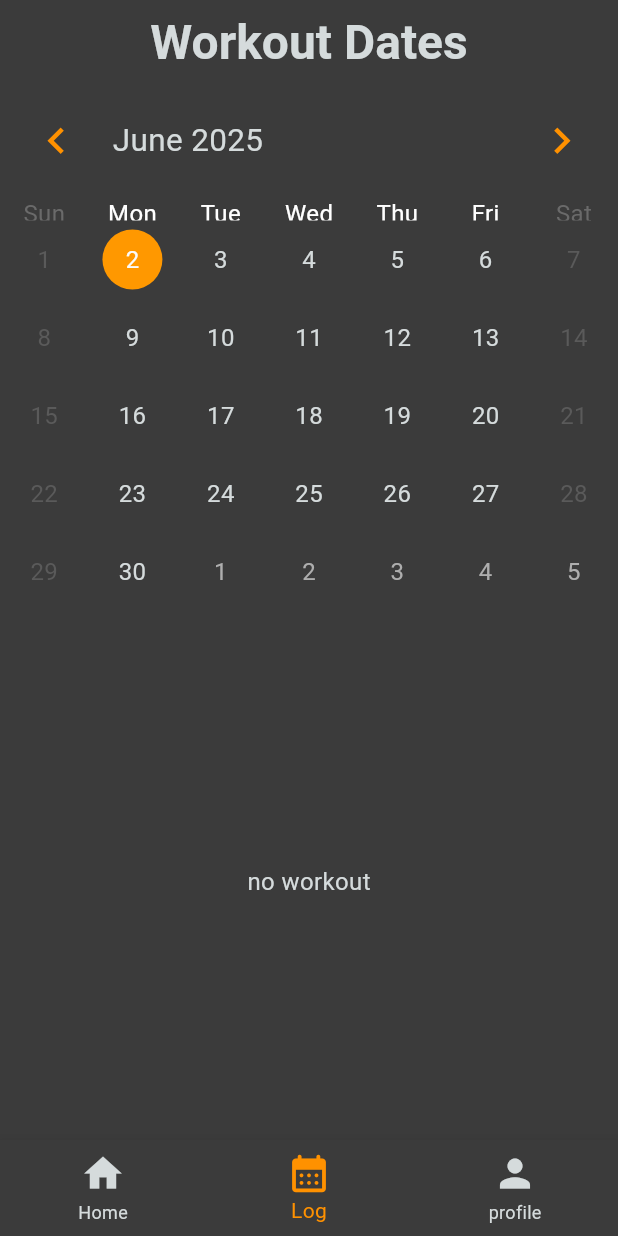
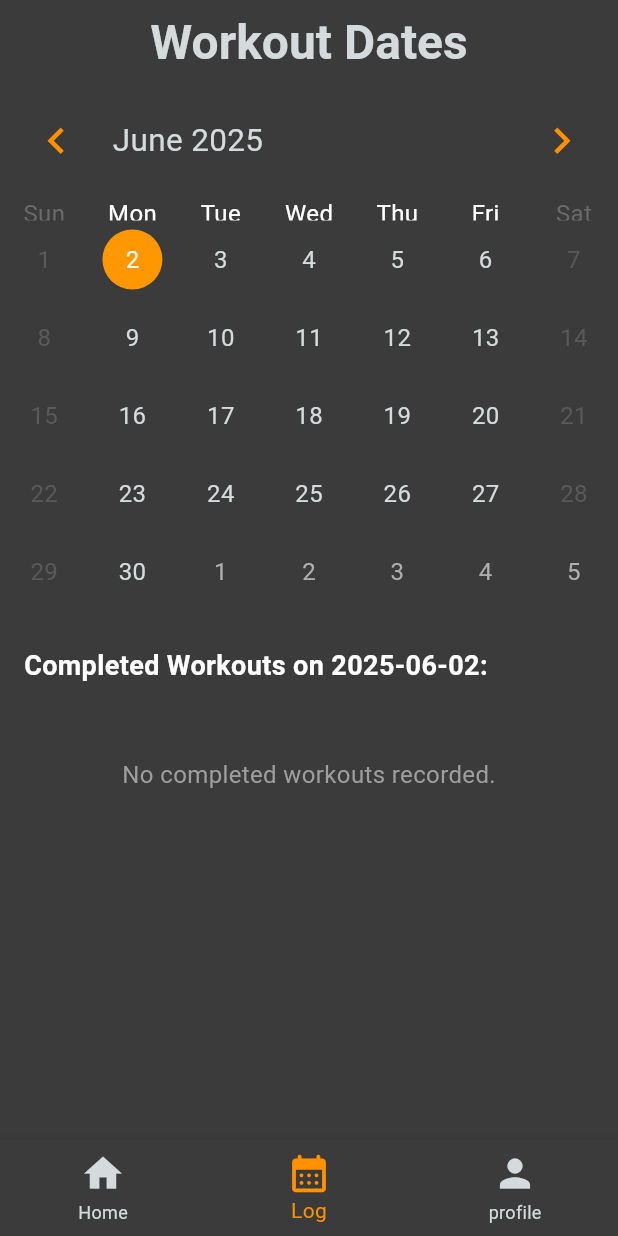
Before and after one commit to PercyChang18/csen268_project, a Flutter app: the LogPage screen opened by its route, on a phone screen of 412 x 824 dp. Run offline on Flutter 3.47's test engine with Material 3 defaults, Android fonts, the light colour scheme and no system bars; drawn by our look-alikes of table_calendar; our stand-ins replace bloc, cloud_firestore, firebase_auth, firebase_core, firebase_messaging, flutter_bloc and 2 more; missing offline and left inert: firebase_app_installations, firebase_ui_auth; accounts and stored records are empty.

Commit message:
update log page

```diff
--- a/lib/pages/log_page.dart
+++ b/lib/pages/log_page.dart
@@ -37,7 +37,7 @@ class _LogPageState extends State<LogPage> {
           TableCalendar(
             firstDay: DateTime.utc(2025, 1, 1), // set to be this year
             lastDay: DateTime.utc(2030, 12, 31),
-            focusedDay: DateTime.now(),
+            focusedDay: _focusedDay,
             headerStyle: HeaderStyle(
               // disable the changing format button
               formatButtonVisible: false,
@@ -67,7 +67,6 @@ class _LogPageState extends State<LogPage> {
                   _focusedDay = focusedDay;
                 });
               }
-              // TODO: use the database to show the workout for that day
               _showWorkoutsForDate(selectedDay);
             },
             onPageChanged: (focusedDay) {
@@ -79,28 +78,76 @@ class _LogPageState extends State<LogPage> {
           Expanded(
             child:
                 _isLoadingWorkouts
-                    ? Center(child: CircularProgressIndicator())
+                    ? const Center(child: CircularProgressIndicator())
                     : _selectedDay != null
-                    ? _dailyWorkouts.isEmpty
-                        ? Center(child: Text("no workout"))
-                        : Column(
-                          children: [
-                            Center(
-                              child: Text(
-                                'Workouts for: ${_selectedDay!.toLocal().toIso8601String().split('T')[0]}',
+                    ? Padding(
+                      padding: const EdgeInsets.all(16.0),
+                      child: Column(
+                        crossAxisAlignment: CrossAxisAlignment.start,
+                        children: [
+                          // title text
+                          Text(
+                            'Completed Workouts on ${_selectedDay!.toLocal().toString().split(' ')[0]}:',
+                            style: const TextStyle(
+                              fontSize: 18.0,
+                              fontWeight: FontWeight.bold,
+                              color: Colors.white,
+                            ),
+                          ),
+                          const SizedBox(height: 16.0),
+                          //  handle the "no workout" case
+                          _dailyWorkouts.isEmpty
+                              ? const Center(
+                                child: Padding(
+                                  padding: EdgeInsets.only(top: 32.0),
+                                  child: Text(
+                                    'No completed workouts recorded.',
+                                    style: TextStyle(
+                                      fontSize: 16,
+                                      color: Colors.grey,
+                                    ),
+                                  ),
+                                ),
+                              )
+                              // display workouts in a ListView
+                              : Expanded(
+                                child: ListView.builder(
+                                  itemCount: _dailyWorkouts.length,
+                                  itemBuilder: (context, index) {
+                                    final workout = _dailyWorkouts[index];
+                                    // maybe change to our workout card latter
+                                    return Card(
+                                      elevation: 2,
+                                      color: const Color(0xFF2C2C2E),
+                                      margin: const EdgeInsets.symmetric(
+                                        vertical: 8.0,
+                                      ),
+                                      child: ListTile(
+                                        title: Text(
+                                          workout.title,
+                                          style: const TextStyle(
+                                            fontSize: 16.0,
+                                            color: Colors.white,
+                                          ),
+                                        ),
+                                        // also has a check mark
+                                        trailing: Icon(
+                                          Icons.check_circle,
+                                          color: Colors.green,
+                                        ),
+                                      ),
+                                    );
+                                  },
+                                ),
                               ),
-                            ),
-                            // TODO: change to other display style
-                            Row(
-                              children:
-                                  _dailyWorkouts
-                                      .map((workout) => Text(workout.title))
-                                      .toList(),
-                            ),
-                          ],
-                        )
+                        ],
+                      ),
+                    )
                     : const Center(
-                      child: Text('Select a date to see workouts.'),
+                      child: Text(
+                        'Select a date to see workouts.',
+                        style: TextStyle(fontSize: 16, color: Colors.grey),
+                      ),
                     ),
           ),
         ],
```
